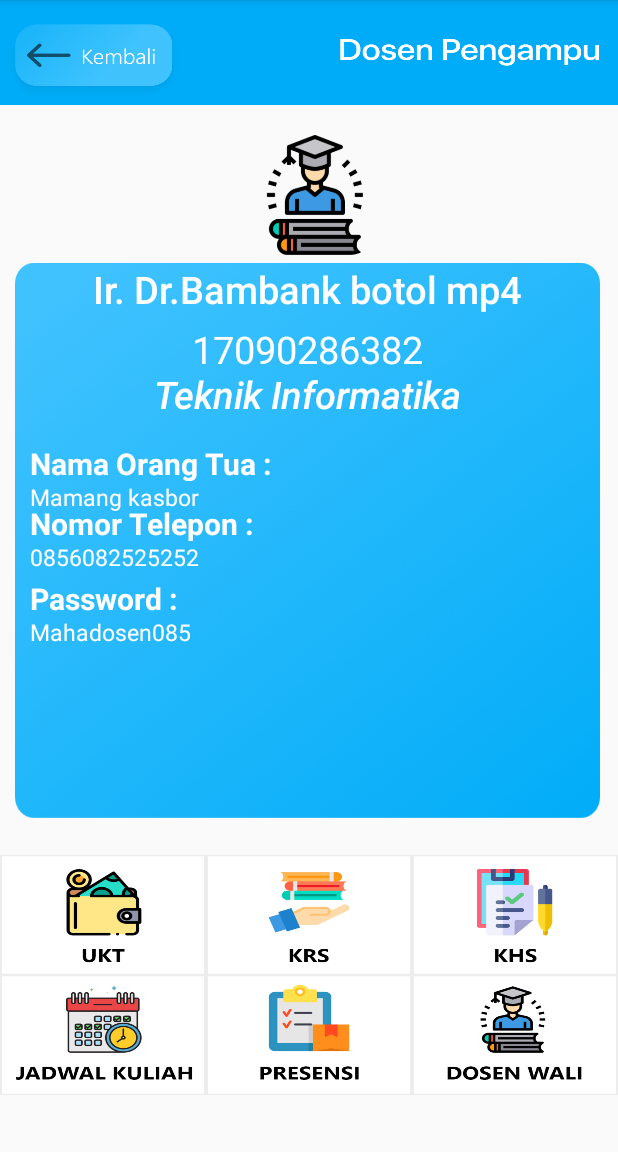
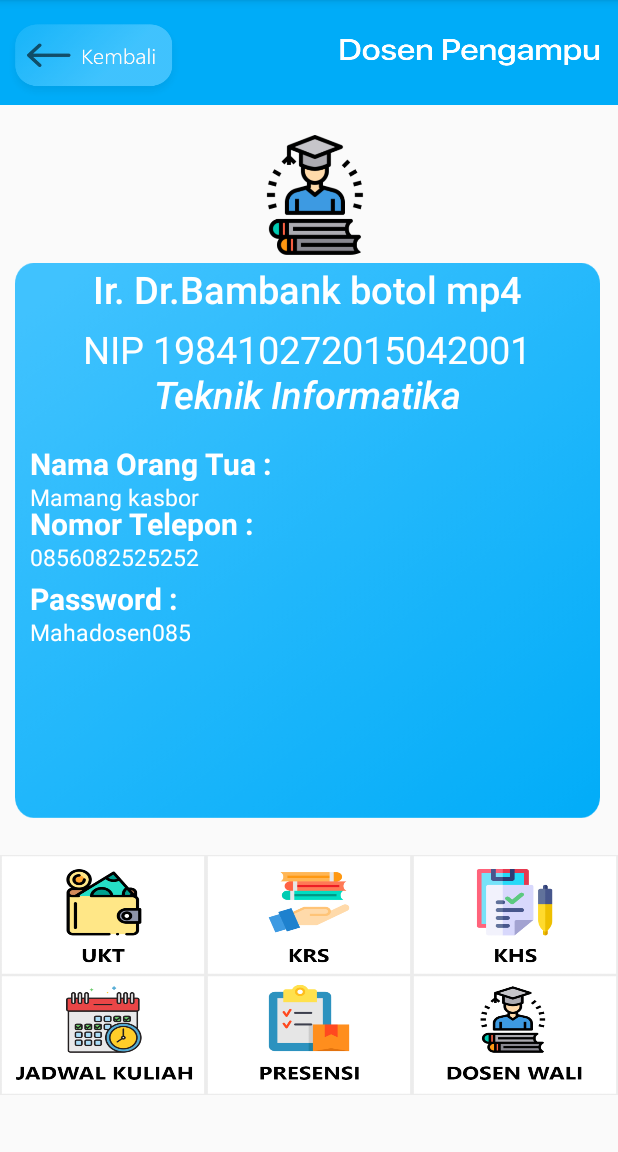
Before and after one commit to natanaelcr/informaticlinks, an Android app: the mahadosen screen opened directly, with no data from a screen before it, on a phone screen of 412 x 824 dp, the part 84-1236 px from its top. Run offline under Robolectric (Android 15) with nearby library versions, the phone set to English and light mode, and no system bars.

Commit message:
Updet Updet

```diff
--- a/app/src/main/res/layout/activity_home.xml
+++ b/app/src/main/res/layout/activity_home.xml
@@ -8,7 +8,7 @@
         android:layout_width="match_parent"
         android:layout_height="70dp"
         android:layout_alignParentTop="true"
-        android:background="@drawable/about">
+        android:background="@drawable/taboke">
         <ImageButton
             android:layout_width="125dp"
             android:layout_height="60dp"
@@ -27,6 +27,7 @@
         <TextView
             android:layout_width="150dp"
             android:layout_height="30dp"
+            android:layout_alignParentTop="true"
             android:layout_marginStart="180dp"
             android:layout_marginTop="25dp"
             android:text="String Nama"
--- a/app/src/main/res/layout/activity_mahadosen.xml
+++ b/app/src/main/res/layout/activity_mahadosen.xml
@@ -43,7 +43,7 @@
             android:layout_marginTop="40dp"
             android:layout_width="match_parent"
             android:layout_height="35dp"
-            android:text="17090286382"
+            android:text="NIP 198410272015042001"
             android:textColor="@color/TextAtas"
             android:textAlignment="center"
             android:textSize="25sp"/>
```
Also changed, not shown: app/src/main/res/drawable/taboke.png (added).
